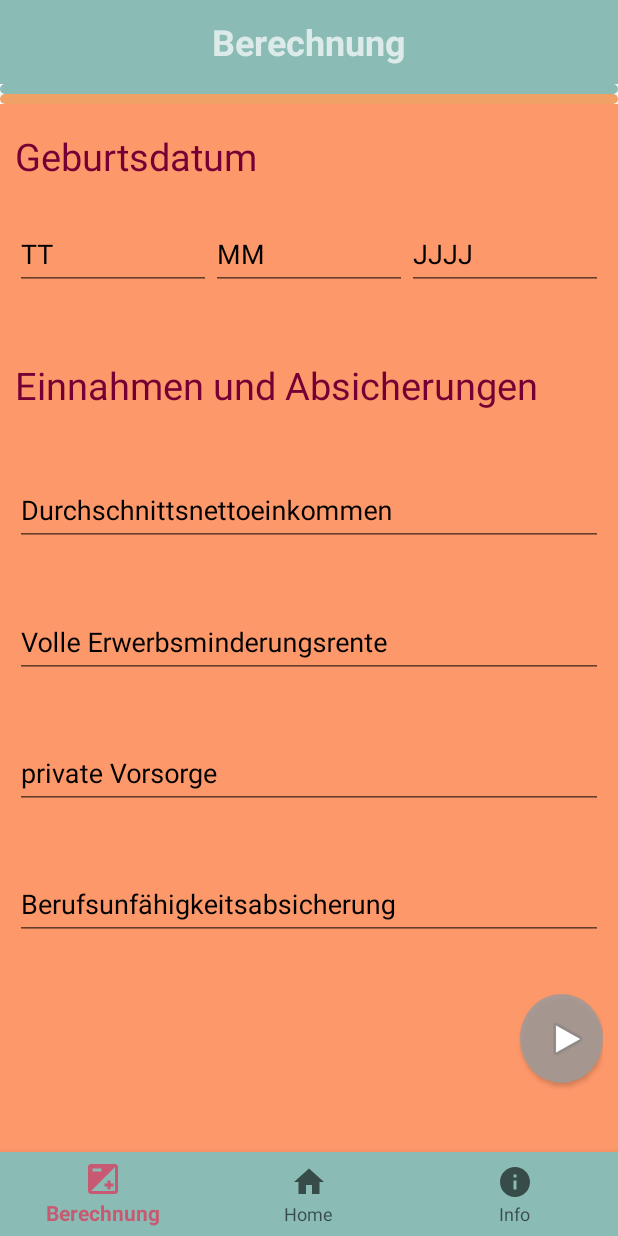
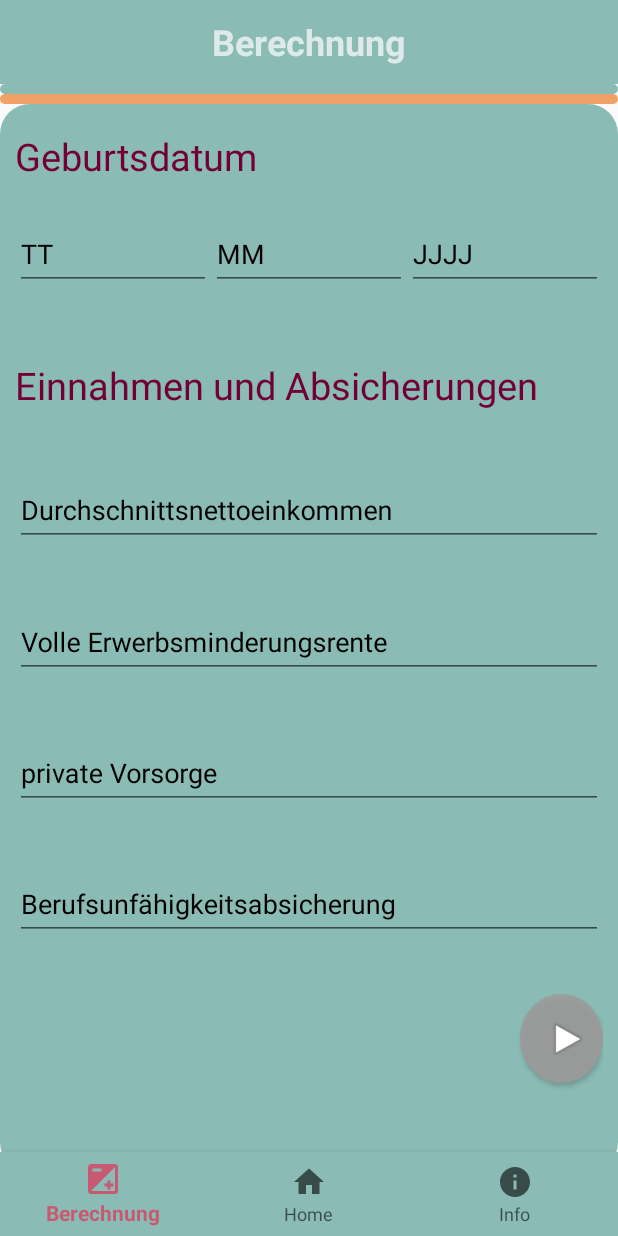
Before and after one commit to LenaHue/Hackarinos, an Android app: the screen it shows after launch (MainActivity), after a tap on "SELBSTSTÄNDIGER", on a phone screen of 412 x 824 dp. Run offline under Robolectric (Android 15) with nearby library versions, the light colour scheme and no system bars; Roboto replaces fonts that are not available here.

Commit message:
angestellte xml

```diff
--- a/app/src/main/res/layout/berechnung_selbststaendige.xml
+++ b/app/src/main/res/layout/berechnung_selbststaendige.xml
@@ -6,7 +6,7 @@
     android:layout_height="match_parent"
     android:orientation="vertical"
     android:weightSum="10"
-    android:background="@color/OrangeTransparent">
+    android:background="@drawable/rectangle_tuerkis">
 
     <LinearLayout
         android:layout_width="match_parent"
--- a/app/src/main/res/layout/berechnung_senior.xml
+++ b/app/src/main/res/layout/berechnung_senior.xml
@@ -5,7 +5,7 @@
     android:layout_height="match_parent"
     android:orientation="vertical"
     android:weightSum="10"
-    android:background="@color/DunkelrotTransparent">
+    android:background="@drawable/rectangle_orange">
 
 
     <LinearLayout
```
